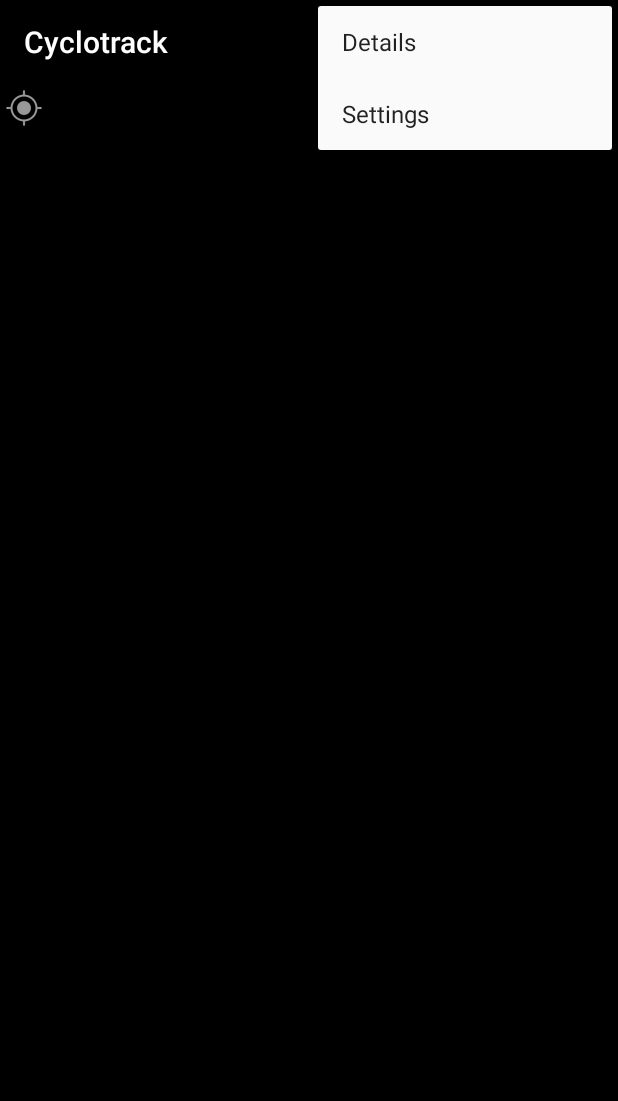
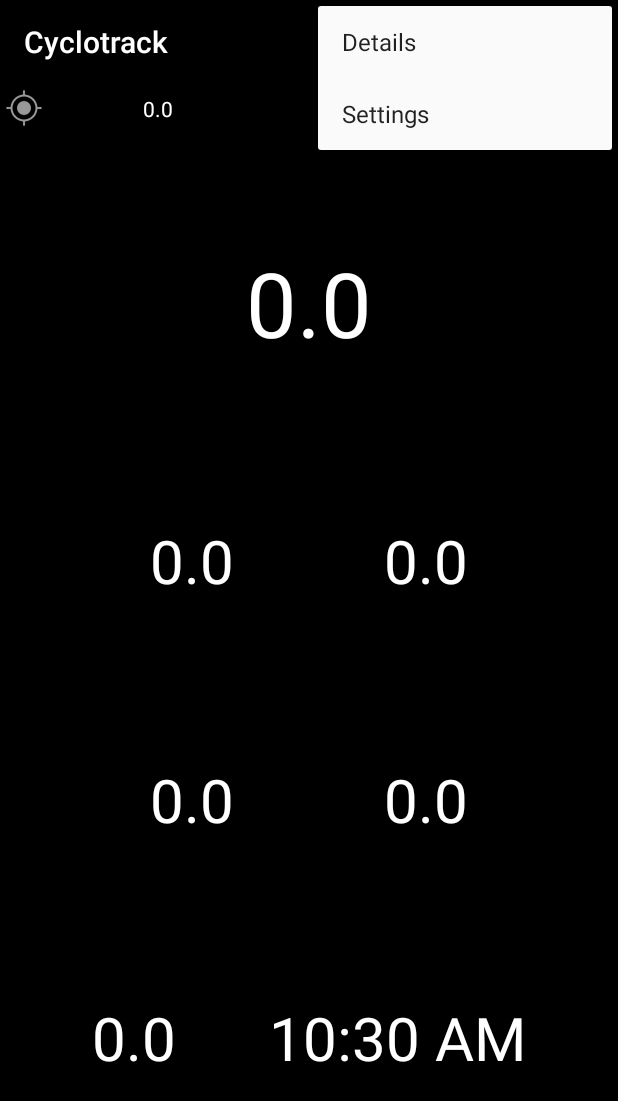
Before and after one commit to kevinvanleer/cyclotrack, an Android app: the TripInProgressFragment screen opened through its navigation route, with the options menu open, on a phone screen of 412 x 824 dp. Shown: the top 1101 px of the screen. Run offline under Robolectric (Android 15) with nearby library versions, the phone set to English and light mode, and no system bars; our stand-ins replace Dagger/Hilt's generated code, Room's generated code; libraries missing offline, so code that uses them is left out: androidx.hilt.lifecycle; 1 statement that could not run was skipped.

Commit message:
Added do nothing pause button

```diff
--- a/app/src/main/res/layout/live_data_fragment.xml
+++ b/app/src/main/res/layout/live_data_fragment.xml
@@ -13,6 +13,7 @@
         android:fontFamily="@font/dashboard"
         android:text="@string/zero"
         android:textAppearance="@style/TextAppearance.AppCompat.Large"
+        android:textColor="#FFFFFF"
         android:textSize="60sp"
         app:layout_constraintBottom_toTopOf="@id/textview_heart_rate"
         app:layout_constraintEnd_toEndOf="parent"
@@ -26,6 +27,7 @@
         android:fontFamily="@font/dashboard"
         android:text="@string/zero"
         android:textAppearance="@style/TextAppearance.AppCompat.Large"
+        android:textColor="#FFFFFF"
         android:textSize="40sp"
         app:layout_constraintBottom_toTopOf="@id/textview_average_speed"
         app:layout_constraintEnd_toStartOf="@id/textview_split_speed"
@@ -39,6 +41,7 @@
         android:fontFamily="@font/dashboard"
         android:text="@string/zero"
         android:textAppearance="@style/TextAppearance.AppCompat.Large"
+        android:textColor="#FFFFFF"
         android:textSize="40sp"
         app:layout_constraintBottom_toBottomOf="@id/textview_heart_rate"
         app:layout_constraintEnd_toEndOf="parent"
@@ -51,6 +54,7 @@
         android:fontFamily="@font/dashboard"
         android:text="@string/zero"
         android:textAppearance="@style/TextAppearance.AppCompat.Large"
+        android:textColor="#FFFFFF"
         android:textSize="40sp"
         app:layout_constraintBottom_toTopOf="@id/textview_time"
         app:layout_constraintEnd_toStartOf="@id/textview_speed"
@@ -64,6 +68,7 @@
         android:fontFamily="@font/dashboard"
         android:text="@string/zero"
         android:textAppearance="@style/TextAppearance.AppCompat.Large"
+        android:textColor="#FFFFFF"
         android:textSize="40sp"
         app:layout_constraintBottom_toBottomOf="@id/textview_average_speed"
         app:layout_constraintEnd_toEndOf="parent"
@@ -76,6 +81,7 @@
         android:fontFamily="@font/dashboard"
         android:text="@string/zero"
         android:textAppearance="@style/TextAppearance.AppCompat.Large"
+        android:textColor="#FFFFFF"
         android:textSize="40sp"
         app:layout_constraintBottom_toBottomOf="parent"
         app:layout_constraintEnd_toStartOf="@id/textview_time"
@@ -89,6 +95,7 @@
         android:fontFamily="@font/dashboard"
         android:text="@string/zero"
         android:textAppearance="@style/TextAppearance.AppCompat.Large"
+        android:textColor="#FFFFFF"
         android:textSize="40sp"
         app:layout_constraintBottom_toBottomOf="@id/textview_duration"
         app:layout_constraintEnd_toEndOf="parent"
@@ -107,11 +114,25 @@
         android:id="@+id/textview_accuracy"
         android:layout_width="wrap_content"
         android:layout_height="wrap_content"
+        android:fontFamily="@font/dashboard"
         android:text="@string/zero"
         android:textAppearance="@style/TextAppearance.AppCompat.Small"
+        android:textColor="#FFFFFF"
         app:layout_constraintBottom_toBottomOf="@id/image_tracking"
         app:layout_constraintEnd_toStartOf="@id/textview_time"
         app:layout_constraintStart_toEndOf="@id/image_tracking"
         app:layout_constraintTop_toTopOf="parent" />
 
+    <Button
+        android:id="@+id/pause_button"
+        android:layout_width="match_parent"
+        android:layout_height="150dp"
+        android:fontFamily="@font/dashboard"
+        android:text="PAUSE"
+        android:visibility="gone"
+        android:textColor="#FFFFFF"
+        android:textSize="36sp"
+        app:layout_constraintBottom_toBottomOf="parent"
+        app:layout_constraintStart_toStartOf="parent" />
+
 </androidx.constraintlayout.widget.ConstraintLayout>
```
Also changed, not shown: app/src/main/java/com/kvl/cyclotrack/TripInProgressFragment.kt (+22 -1 lines).
